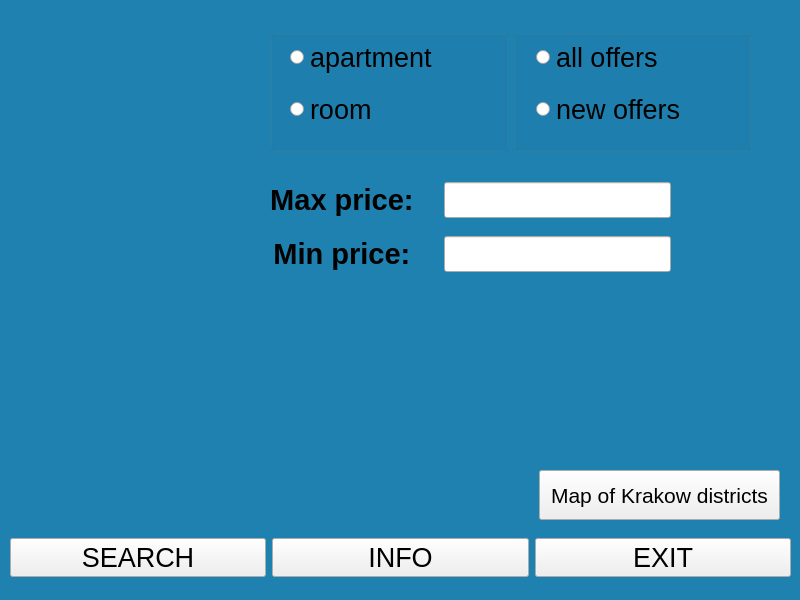
The window that src/mainWindow.ui (GrzegorzPustulka/Olx-Apartment-finder-GUI) describes before a commit, drawn with Qt 5.
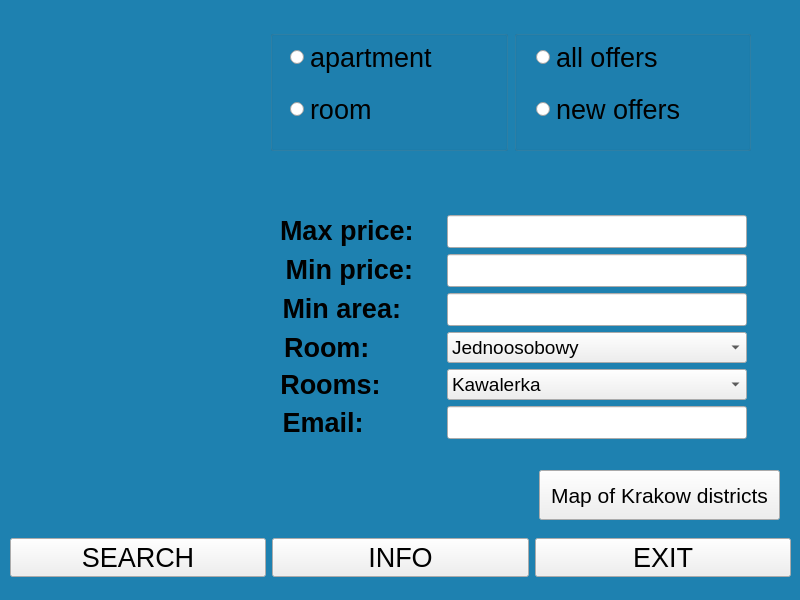
The same window after the commit.

```diff
--- a/src/mainWindow.ui
+++ b/src/mainWindow.ui
@@ -49,95 +49,6 @@
     <string>Map of Krakow districts</string>
    </property>
   </widget>
-  <widget class="QWidget" name="layoutWidget">
-   <property name="geometry">
-    <rect>
-     <x>270</x>
-     <y>170</y>
-     <width>401</width>
-     <height>116</height>
-    </rect>
-   </property>
-   <layout class="QGridLayout" name="priceLayout">
-    <item row="1" column="0">
-     <widget class="QLabel" name="minPriceLabel">
-      <property name="font">
-       <font>
-        <pointsize>22</pointsize>
-        <bold>true</bold>
-       </font>
-      </property>
-      <property name="text">
-       <string>Min price:   </string>
-      </property>
-      <property name="alignment">
-       <set>Qt::AlignCenter</set>
-      </property>
-     </widget>
-    </item>
-    <item row="1" column="1">
-     <widget class="QLineEdit" name="minPriceInput">
-      <property name="font">
-       <font>
-        <pointsize>18</pointsize>
-       </font>
-      </property>
-      <property name="inputMask">
-       <string/>
-      </property>
-      <property name="text">
-       <string/>
-      </property>
-      <property name="cursorPosition">
-       <number>0</number>
-      </property>
-      <property name="alignment">
-       <set>Qt::AlignLeading|Qt::AlignLeft|Qt::AlignVCenter</set>
-      </property>
-      <property name="readOnly">
-       <bool>false</bool>
-      </property>
-     </widget>
-    </item>
-    <item row="0" column="0">
-     <widget class="QLabel" name="maxPriceLabel">
-      <property name="font">
-       <font>
-        <pointsize>22</pointsize>
-        <bold>true</bold>
-       </font>
-      </property>
-      <property name="text">
-       <string>Max price:   </string>
-      </property>
-      <property name="alignment">
-       <set>Qt::AlignCenter</set>
-      </property>
-     </widget>
-    </item>
-    <item row="0" column="1">
-     <widget class="QLineEdit" name="maxPriceInput">
-      <property name="font">
-       <font>
-        <pointsize>18</pointsize>
-       </font>
-      </property>
-      <property name="inputMask">
-       <string/>
-      </property>
-      <property name="text">
-       <string/>
-      </property>
-      <property name="cursorPosition">
-       <number>0</number>
-      </property>
-      <property name="readOnly">
-       <bool>false</bool>
-      </property>
-     </widget>
-    </item>
-   </layout>
-  </widget>
   <widget class="QWidget" name="layoutWidget">
    <property name="geometry">
     <rect>
@@ -226,7 +137,7 @@
     </item>
    </layout>
   </widget>
-  <widget class="QWidget" name="">
+  <widget class="QWidget" name="layoutWidget">
    <property name="geometry">
     <rect>
      <x>270</x>
@@ -324,6 +235,268 @@
     </item>
    </layout>
   </widget>
+  <widget class="QWidget" name="layoutWidget">
+   <property name="geometry">
+    <rect>
+     <x>280</x>
+     <y>130</y>
+     <width>467</width>
+     <height>394</height>
+    </rect>
+   </property>
+   <layout class="QGridLayout" name="filtersLayout">
+    <item row="0" column="1">
+     <layout class="QGridLayout" name="priceLayout">
+      <item row="1" column="1">
+       <widget class="QLineEdit" name="minPriceInput">
+        <property name="font">
+         <font>
+          <pointsize>16</pointsize>
+         </font>
+        </property>
+        <property name="inputMask">
+         <string/>
+        </property>
+        <property name="text">
+         <string/>
+        </property>
+        <property name="cursorPosition">
+         <number>0</number>
+        </property>
+        <property name="alignment">
+         <set>Qt::AlignLeading|Qt::AlignLeft|Qt::AlignTop</set>
+        </property>
+        <property name="readOnly">
+         <bool>false</bool>
+        </property>
+       </widget>
+      </item>
+      <item row="0" column="1">
+       <widget class="QLineEdit" name="maxPriceInput">
+        <property name="font">
+         <font>
+          <pointsize>16</pointsize>
+         </font>
+        </property>
+        <property name="inputMask">
+         <string/>
+        </property>
+        <property name="text">
+         <string/>
+        </property>
+        <property name="cursorPosition">
+         <number>0</number>
+        </property>
+        <property name="alignment">
+         <set>Qt::AlignLeading|Qt::AlignLeft|Qt::AlignTop</set>
+        </property>
+        <property name="readOnly">
+         <bool>false</bool>
+        </property>
+       </widget>
+      </item>
+      <item row="3" column="0">
+       <widget class="QLabel" name="roomLabel">
+        <property name="font">
+         <font>
+          <pointsize>20</pointsize>
+          <bold>true</bold>
+         </font>
+        </property>
+        <property name="text">
+         <string>Room:         </string>
+        </property>
+        <property name="alignment">
+         <set>Qt::AlignHCenter|Qt::AlignTop</set>
+        </property>
+       </widget>
+      </item>
+      <item row="1" column="0">
+       <widget class="QLabel" name="minPriceLabel">
+        <property name="font">
+         <font>
+          <pointsize>20</pointsize>
+          <bold>true</bold>
+         </font>
+        </property>
+        <property name="text">
+         <string>Min price:   </string>
+        </property>
+        <property name="alignment">
+         <set>Qt::AlignHCenter|Qt::AlignTop</set>
+        </property>
+       </widget>
+      </item>
+      <item row="3" column="1">
+       <widget class="QComboBox" name="roomComboBox">
+        <property name="font">
+         <font>
+          <pointsize>14</pointsize>
+         </font>
+        </property>
+        <item>
+         <property name="text">
+          <string>Jednoosobowy</string>
+         </property>
+        </item>
+        <item>
+         <property name="text">
+          <string>Dwuosobowy</string>
+         </property>
+        </item>
+        <item>
+         <property name="text">
+          <string>Trzyosobowy i więcej</string>
+         </property>
+        </item>
+       </widget>
+      </item>
+      <item row="4" column="0">
+       <widget class="QLabel" name="roomsLabel">
+        <property name="font">
+         <font>
+          <pointsize>20</pointsize>
+          <bold>true</bold>
+         </font>
+        </property>
+        <property name="text">
+         <string>Rooms:        </string>
+        </property>
+        <property name="alignment">
+         <set>Qt::AlignCenter</set>
+        </property>
+       </widget>
+      </item>
+      <item row="2" column="0">
+       <widget class="QLabel" name="minAreaLabel">
+        <property name="font">
+         <font>
+          <pointsize>20</pointsize>
+          <bold>true</bold>
+         </font>
+        </property>
+        <property name="text">
+         <string>Min area:     </string>
+        </property>
+        <property name="alignment">
+         <set>Qt::AlignHCenter|Qt::AlignTop</set>
+        </property>
+       </widget>
+      </item>
+      <item row="4" column="1">
+       <widget class="QComboBox" name="roomsComboBox">
+        <property name="font">
+         <font>
+          <pointsize>14</pointsize>
+         </font>
+        </property>
+        <item>
+         <property name="text">
+          <string>Kawalerka</string>
+         </property>
+        </item>
+        <item>
+         <property name="text">
+          <string>2 pokoje</string>
+         </property>
+        </item>
+        <item>
+         <property name="text">
+          <string>3 pokoje</string>
+         </property>
+        </item>
+        <item>
+         <property name="text">
+          <string>4 i więcej</string>
+         </property>
+        </item>
+       </widget>
+      </item>
+      <item row="0" column="0">
+       <widget class="QLabel" name="maxPriceLabel">
+        <property name="font">
+         <font>
+          <pointsize>20</pointsize>
+          <bold>true</bold>
+         </font>
+        </property>
+        <property name="text">
+         <string>Max price:   </string>
+        </property>
+        <property name="alignment">
+         <set>Qt::AlignLeading|Qt::AlignLeft|Qt::AlignTop</set>
+        </property>
+       </widget>
+      </item>
+      <item row="2" column="1">
+       <widget class="QLineEdit" name="minAreaInput">
+        <property name="font">
+         <font>
+          <pointsize>16</pointsize>
+         </font>
+        </property>
+        <property name="inputMask">
+         <string/>
+        </property>
+        <property name="text">
+         <string/>
+        </property>
+        <property name="cursorPosition">
+         <number>0</number>
+        </property>
+        <property name="alignment">
+         <set>Qt::AlignLeading|Qt::AlignLeft|Qt::AlignTop</set>
+        </property>
+        <property name="readOnly">
+         <bool>false</bool>
+        </property>
+       </widget>
+      </item>
+      <item row="5" column="0">
+       <widget class="QLabel" name="emailLabel">
+        <property name="font">
+         <font>
+          <pointsize>20</pointsize>
+          <bold>true</bold>
+         </font>
+        </property>
+        <property name="text">
+         <string>Email:          </string>
+        </property>
+        <property name="alignment">
+         <set>Qt::AlignCenter</set>
+        </property>
+       </widget>
+      </item>
+      <item row="5" column="1">
+       <widget class="QLineEdit" name="emailInput">
+        <property name="font">
+         <font>
+          <pointsize>16</pointsize>
+         </font>
+        </property>
+        <property name="inputMask">
+         <string/>
+        </property>
+        <property name="text">
+         <string/>
+        </property>
+        <property name="cursorPosition">
+         <number>0</number>
+        </property>
+        <property name="readOnly">
+         <bool>false</bool>
+        </property>
+       </widget>
+      </item>
+     </layout>
+    </item>
+   </layout>
+  </widget>
+  <zorder>layoutWidget</zorder>
+  <zorder>layoutWidget</zorder>
+  <zorder>layoutWidget</zorder>
+  <zorder>mapBtn</zorder>
  </widget>
  <resources/>
  <connections/>
```
Left out of the diff: 4 changed lines with no effect on the pictures.
